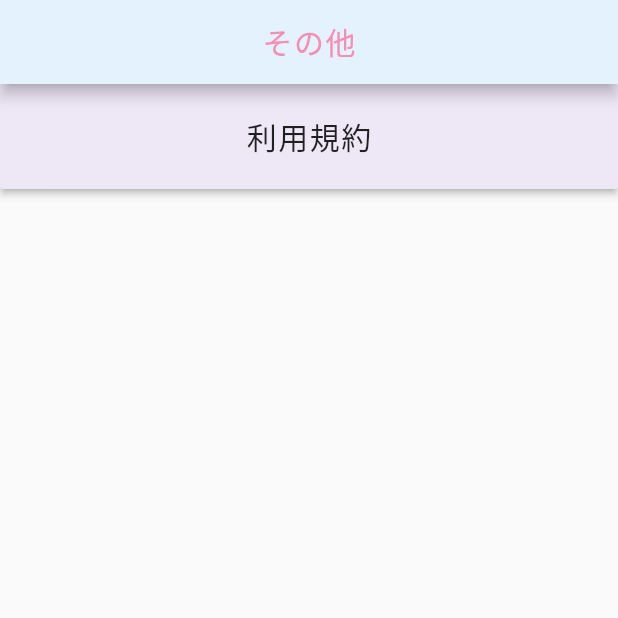
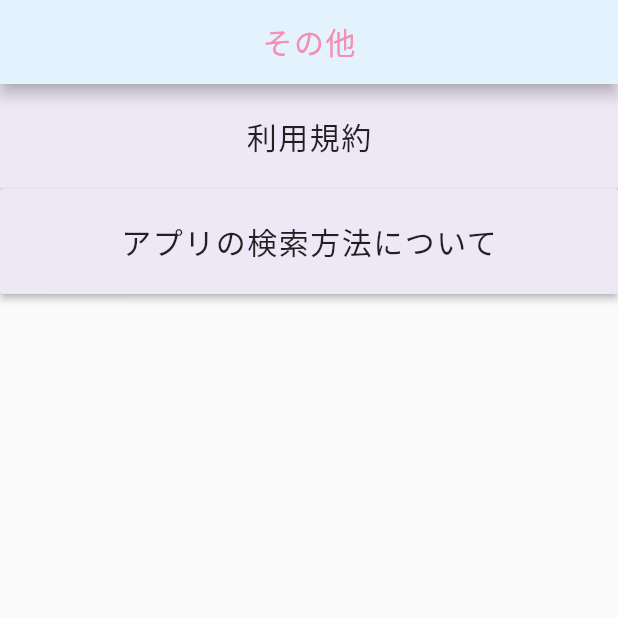
Before and after one commit to happyshootingstar/KotonoHack, a Flutter app: the screen it shows after launch, after a tap on the "account box" icon, on a phone screen of 412 x 824 dp, the top half of it. Run offline on Flutter 3.47's test engine with Material 2 defaults, Android fonts, the phone set to English and light mode, and no system bars; our stand-ins replace dio, flutter_native_splash; network calls fail.

Commit message:
4.1th commit

```diff
--- a/lib/bookpage.dart
+++ b/lib/bookpage.dart
@@ -1,4 +1,5 @@
 import 'package:flutter/material.dart';
+import 'package:kotonohack/SearchPage.dart';
 import 'TermsPage.dart';
 
 class BookPage extends StatelessWidget{
@@ -54,6 +55,29 @@ class BookPageHome extends StatelessWidget {
                },
              ),
            ),
+           Container(
+             width: double.infinity,
+             height: 70,
+             child: RaisedButton(
+               color:Colors.deepPurple[50],
+               child: Container(
+                 child: Text(
+                   'アプリの検索方法について',
+                   style: TextStyle(
+                     color: Colors.black87,
+                     fontSize: 20,
+                     letterSpacing: 1.0,
+                   ),
+                 ),
+               ),
+               onPressed: (){
+                 Navigator.push(
+                   context,
+                   MaterialPageRoute(builder: (context)  => SearchPage()),
+                 );
+               },
+             ),
+           ),
          ],
        ),
      )
--- a/lib/main.dart
+++ b/lib/main.dart
@@ -62,7 +62,7 @@ class Home extends  StatelessWidget {
             Container(
               width: double.infinity,
               height:200,
-              child: RaisedButton(
+              child: FlatButton(
                 color: Colors.deepPurple[50],
                 child: Container(
                   width: double.infinity,
@@ -71,7 +71,13 @@ class Home extends  StatelessWidget {
                     image: DecorationImage(
                         image:AssetImage('assets/images/SD6おんぶ姉妹.png'),
                       fit: BoxFit.fitWidth,
-                    )
+                    ),
+                    border: Border(
+                      bottom: BorderSide(
+                        width: 2,
+                        color: Colors.black12,
+                      ),
+                    ),
                   ),
                   child: Text('Twitter',
                     style: TextStyle(
@@ -93,7 +99,7 @@ class Home extends  StatelessWidget {
             Container(
               width: double.infinity,
               height:200,
-              child: RaisedButton(
+              child: FlatButton(
                 color: Colors.deepPurple[50],
                 child: Container(
                   width: double.infinity,
@@ -102,7 +108,13 @@ class Home extends  StatelessWidget {
                       image: DecorationImage(
                         image: AssetImage('assets/images/SD2姉妹.png'),
                         fit: BoxFit.fitWidth,
-                      )
+                      ),
+                    border: Border(
+                  bottom: BorderSide(
+                  width: 2,
+                    color: Colors.black12,
+                  ),
+                ),
                   ),
                   child: Text('Movie',
                     style: TextStyle(
@@ -124,7 +136,7 @@ class Home extends  StatelessWidget {
             Container(
               width: double.infinity,
               height:200,
-              child: RaisedButton(
+              child: FlatButton(
                 color: Colors.deepPurple[50],
                 child: Container(
                   width: double.infinity,
@@ -133,7 +145,13 @@ class Home extends  StatelessWidget {
                       image: DecorationImage(
                         image:AssetImage('assets/images/SD4座り姉妹.png'),
                         fit: BoxFit.fitWidth,
-                      )
+                      ),
+                    border: Border(
+                      bottom: BorderSide(
+                        width: 2,
+                        color: Colors.black12,
+                      ),
+                    ),
                   ),
                   child: Text('Music',
                     style: TextStyle(
@@ -155,7 +173,7 @@ class Home extends  StatelessWidget {
             Container(
               width: double.infinity,
               height:150,
-              child: RaisedButton(
+              child: FlatButton(
                 color: Colors.deepPurple[50],
                 child: Container(
                   width: double.infinity,
@@ -164,7 +182,13 @@ class Home extends  StatelessWidget {
                       image: DecorationImage(
                         image: AssetImage('assets/images/SD5膝枕姉妹.png'),
                         fit: BoxFit.fitHeight,
-                      )
+                      ),
+                    border: Border(
+                      bottom: BorderSide(
+                        width: 2,
+                        color: Colors.black12,
+                      ),
+                    ),
                   ),
                   child: Text('Goods\nShoop',
                     style: TextStyle(
```
Also changed, not shown: lib/SearchPage.dart (added, +58 -0 lines).
